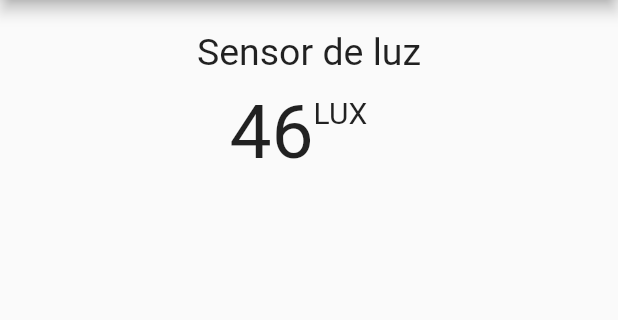
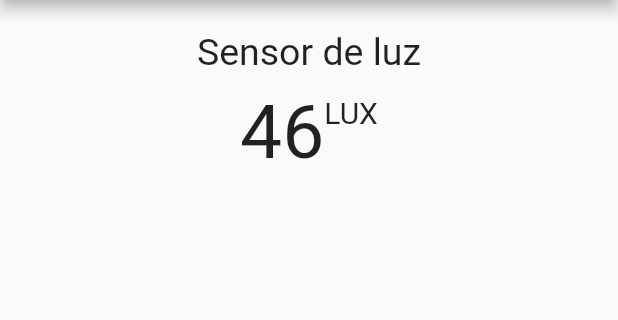
Before and after one commit to WilliBobadilla/flutterArduinoBT, a Flutter app: the screen it shows after launch, on a phone screen of 412 x 824 dp, the part 84-404 px from its top. Run offline on Flutter 3.47's test engine with Material 2 defaults, Android fonts, the phone set to English and light mode, and no system bars; our stand-ins replace flutter_bluetooth_serial, get.

Commit message:
Fix center

```diff
--- a/lib/app/modules/home/views/home_view.dart
+++ b/lib/app/modules/home/views/home_view.dart
@@ -45,7 +45,6 @@ class HomeView extends GetView<HomeController> {
               Container(
                 alignment: Alignment.topLeft,
                 height: 50.0,
-                width: 50.0,
                 child: Text(
                   "LUX",
                   style: TextStyle(
```
